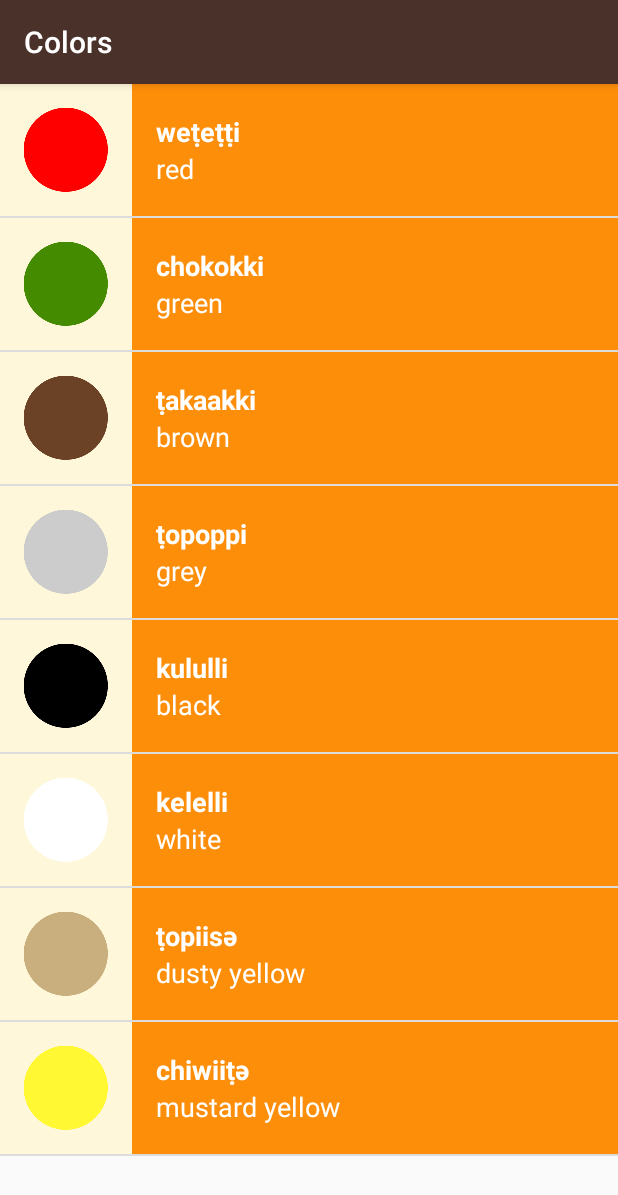
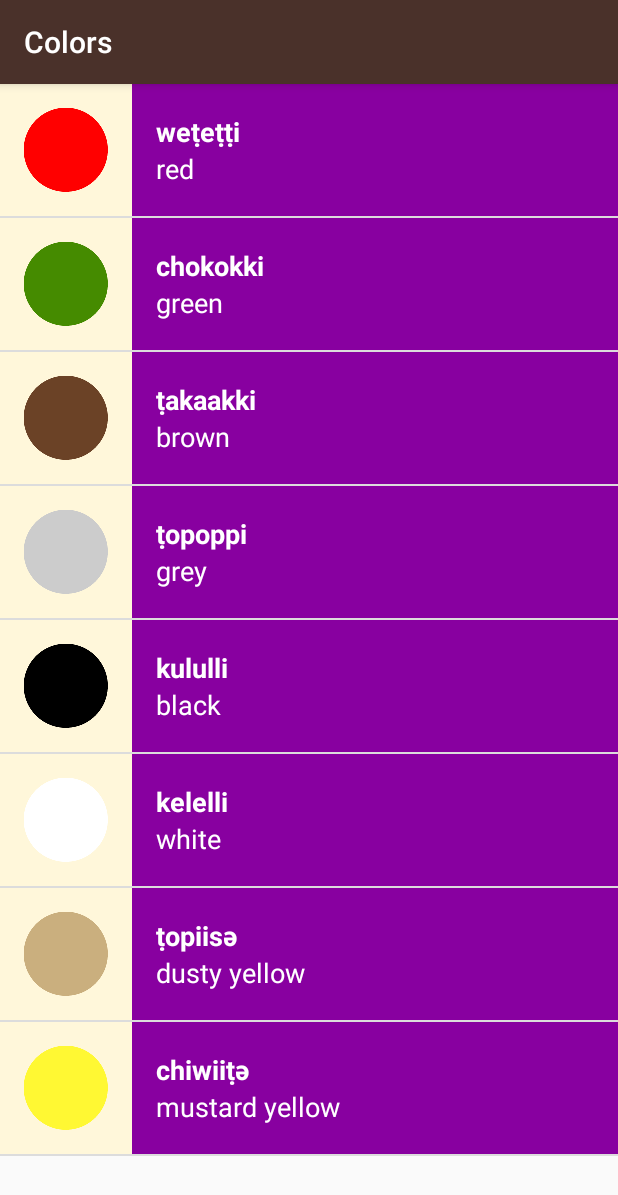
Before and after one commit to sudhanshu-soni/Miwok-App, an Android app: the ColorsActivity screen opened directly, with no data from a screen before it, on a phone screen of 412 x 824 dp. Shown: the top 1195 px of the screen. Run offline under Robolectric (Android 15) with nearby library versions, the phone set to English and light mode, and no system bars.

Commit message:
Set Different Background Colors for List Items

```diff
--- a/app/src/main/java/com/example/android/miwok/ColorsActivity.java
+++ b/app/src/main/java/com/example/android/miwok/ColorsActivity.java
@@ -24,7 +24,7 @@
         words.add(new Word("dusty yellow", "ṭopiisә", R.drawable.color_dusty_yellow));
         words.add(new Word("mustard yellow", "chiwiiṭә", R.drawable.color_mustard_yellow));
 
-        WordAdapter adapter = new WordAdapter(this,words);
+        WordAdapter adapter = new WordAdapter(this,words, R.color.category_colors);
         ListView listView = (ListView)findViewById(R.id.list);
         listView.setAdapter(adapter);
     }
--- a/app/src/main/java/com/example/android/miwok/FamilyActivity.java
+++ b/app/src/main/java/com/example/android/miwok/FamilyActivity.java
@@ -26,7 +26,7 @@
         words.add(new Word("grandmother ", "ama", R.drawable.family_grandmother));
         words.add(new Word("grandfather", "paapa", R.drawable.family_grandfather));
 
-        WordAdapter adapter = new WordAdapter(this,words);
+        WordAdapter adapter = new WordAdapter(this,words, R.color.category_family);
         ListView listView = (ListView)findViewById(R.id.list);
         listView.setAdapter(adapter);
 
--- a/app/src/main/java/com/example/android/miwok/NumbersActivity.java
+++ b/app/src/main/java/com/example/android/miwok/NumbersActivity.java
@@ -25,7 +25,7 @@
         words.add(new Word("nine", "wo’e", R.drawable.number_nine));
         words.add(new Word("ten", "na’aacha", R.drawable.number_ten));
 
-        WordAdapter itemsAdapter = new WordAdapter(this, words);
+        WordAdapter itemsAdapter = new WordAdapter(this, words, R.color.category_numbers);
         ListView listView = (ListView) findViewById(R.id.list);
         listView.setAdapter(itemsAdapter);
     }
--- a/app/src/main/java/com/example/android/miwok/PhrasesActivity.java
+++ b/app/src/main/java/com/example/android/miwok/PhrasesActivity.java
@@ -26,7 +26,7 @@
         words.add(new Word("Let’s go.", "yoowutis"));
         words.add(new Word("Come here.", "әnni'nem"));
 
-        WordAdapter adapter = new WordAdapter(this,words);
+        WordAdapter adapter = new WordAdapter(this,words, R.color.category_phrases);
         ListView listView = (ListView)findViewById(R.id.list);
         listView.setAdapter(adapter);
     }
--- a/app/src/main/java/com/example/android/miwok/WordAdapter.java
+++ b/app/src/main/java/com/example/android/miwok/WordAdapter.java
@@ -1,19 +1,24 @@
 package com.example.android.miwok;
 
 import android.app.Activity;
+import android.support.v4.content.ContextCompat;
 import android.view.LayoutInflater;
 import android.view.View;
 import android.view.ViewGroup;
 import android.widget.ArrayAdapter;
 import android.widget.ImageView;
+import android.widget.LinearLayout;
 import android.widget.TextView;
 
 import java.util.ArrayList;
 
 public class WordAdapter extends ArrayAdapter<Word> {
 
-    public WordAdapter(Activity context, ArrayList<Word> words) {
+    private int mColorResourceId;
+
+    public WordAdapter(Activity context, ArrayList<Word> words, int colorResourceId) {
         super(context,0, words);
+        this.mColorResourceId = colorResourceId;
     }
 
     @Override
@@ -41,6 +46,10 @@
             imageView.setVisibility(View.GONE);
         }
 
+        View textContainer = listItemView.findViewById(R.id.text_container);
+        int color = ContextCompat.getColor(getContext(),mColorResourceId);
+        textContainer.setBackgroundColor(color);
+
         return listItemView;
     }
 }
--- a/app/src/main/res/layout/list_item.xml
+++ b/app/src/main/res/layout/list_item.xml
@@ -17,8 +17,7 @@
         android:layout_width="match_parent"
         android:layout_height="match_parent"
         android:orientation="vertical"
-        android:paddingLeft="16dp"
-        android:background="@color/category_numbers">
+        android:paddingLeft="16dp">
 
         <TextView
             android:id="@+id/miwok_text_view"
```
